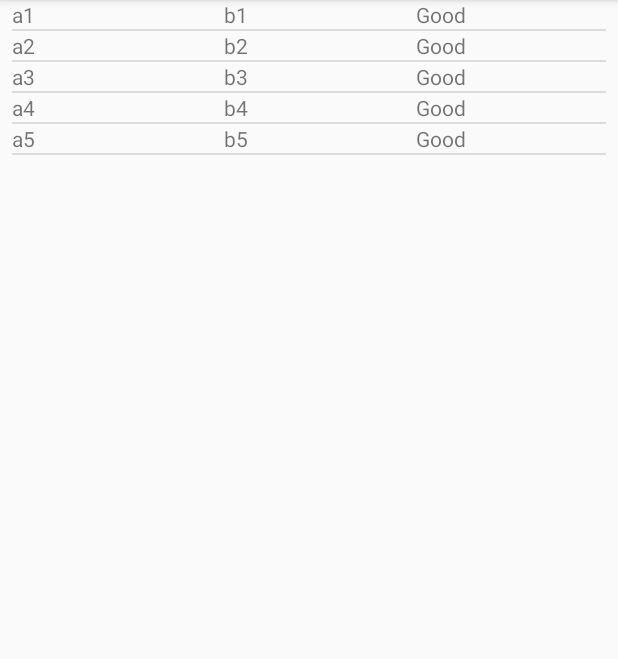
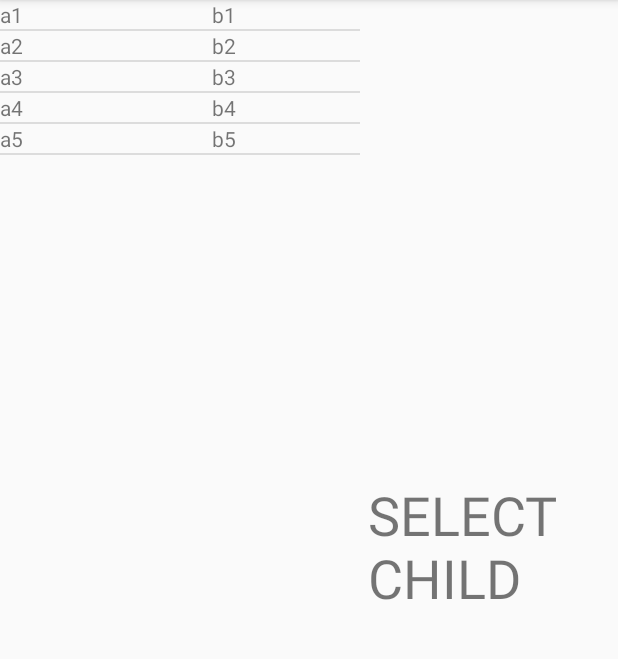
Before and after one commit to tommyyeh0505/AndroidAssignment2, an Android app: the screen it shows after launch (MainActivity), on a phone screen of 412 x 824 dp, the part 84-743 px from its top. Run offline under Robolectric (Android 15) with nearby library versions, the phone set to English and light mode, and no system bars.

Commit message:
implemented fragments

```diff
--- a/app/src/main/AndroidManifest.xml
+++ b/app/src/main/AndroidManifest.xml
@@ -16,10 +16,6 @@
                 <category android:name="android.intent.category.LAUNCHER" />
             </intent-filter>
         </activity>
-        <activity
-            android:name=".ChildInfo"
-            android:label="@string/title_activity_child_info"
-            android:theme="@style/Theme.AppCompat.Light.NoActionBar"></activity>
     </application>
 
 </manifest>
--- /dev/null
+++ b/app/src/main/java/com/example/tommy/assignment2/ChildInfoFragment.java
@@ -0,0 +1,120 @@
+package com.example.tommy.assignment2;
+
+import android.content.Context;
+import android.os.Bundle;
+import android.support.annotation.NonNull;
+import android.support.annotation.Nullable;
+import android.support.v4.app.Fragment;
+import android.util.Log;
+import android.view.LayoutInflater;
+import android.view.View;
+import android.view.ViewGroup;
+import android.widget.Button;
+import android.widget.TextView;
+import android.view.View.OnClickListener;
+
+
+
+public class ChildInfoFragment extends Fragment {
+
+    private static TextView firstName;
+    private static TextView lastName;
+    private static TextView birthDate;
+    private static TextView street;
+    private static TextView city;
+    private static TextView postalCode;
+    private static TextView country;
+    private static TextView latitude;
+    private static TextView longitude;
+    private static TextView isNaughty;
+    private static TextView dateCreated;
+    private static Button delete;
+    private static Button edit;
+    private static TextView selectChild;
+    private static TextView id;
+
+    ChildInfoFragment.ChildInfoListener acitivityInterface;
+
+    public interface ChildInfoListener {
+        public void delete(int id);
+    }
+
+    @Override
+    public void onAttach(Context activity) {
+        super.onAttach(activity);
+        try{
+            acitivityInterface = (ChildInfoListener) activity;
+        } catch (ClassCastException e){
+            throw new ClassCastException(activity.toString());
+        }
+    }
+
+    @Nullable
+    @Override
+    public View onCreateView(@NonNull LayoutInflater inflater, @Nullable ViewGroup container, @Nullable Bundle savedInstanceState) {
+        View view = inflater.inflate(R.layout.child_info_fragment, container, false);
+        id = (TextView) view.findViewById(R.id.child_id);
+        firstName = (TextView) view.findViewById(R.id.first_name);
+        lastName = (TextView) view.findViewById(R.id.last_name);
+        birthDate = (TextView) view.findViewById(R.id.birthDate);
+        street = (TextView) view.findViewById(R.id.street);
+        city = (TextView) view.findViewById(R.id.city);
+        postalCode = (TextView) view.findViewById(R.id.postalCode);
+        country = (TextView) view.findViewById(R.id.country);
+        latitude = (TextView) view.findViewById(R.id.latitude);
+        longitude = (TextView) view.findViewById(R.id.longitude);
+        isNaughty = (TextView) view.findViewById(R.id.is_naughty);
+        dateCreated = (TextView) view.findViewById(R.id.dateCreated);
+        delete = (Button) view.findViewById(R.id.delete_button);
+        selectChild = (TextView) view.findViewById(R.id.select_child_textview);
+
+        delete.setOnClickListener(
+                new View.OnClickListener(){
+                    public void onClick(View v){
+                        acitivityInterface.delete(Integer.parseInt(id.getText().toString()) );
+                        clearAllText();
+                    }
+                }
+        );
+        return view;
+    }
+
+    public void clearAllText(){
+        id.setText("");
+        selectChild.setText("SELECT CHILD");
+        firstName.setText("");
+        lastName.setText("");
+        birthDate.setText("");
+        street.setText("");
+        city.setText("");
+        postalCode.setText("");
+        country.setText("");
+        latitude.setText("");
+        longitude.setText("");
+        isNaughty.setText("");
+        dateCreated.setText("");
+        delete.setVisibility(View.INVISIBLE);
+
+    }
+
+    public void setChild(Child c){
+        delete.setVisibility(View.VISIBLE);
+        id.setText(Integer.toString(c.getId()));
+        selectChild.setText("");
+        firstName.setText("First Name: " + c.getFirstName());
+        lastName.setText("Last Name: " + c.getLastName());
+        birthDate.setText("BirthDate: " + c.getBirthDate());
+        street.setText(c.getStreet());
+        city.setText(c.getCity());
+        postalCode.setText(c.getPostalCode());
+        country.setText(c.getCountry());
+        latitude.setText("Latitude: " + Integer.toString(c.getLatitude()));
+        longitude.setText("Longitude: " + Integer.toString(c.getLongitude()));
+        if(c.getIsNaughty()){
+            isNaughty.setText("Naughty");
+        } else {
+            isNaughty.setText("Good");
+        }
+        dateCreated.setText("Date Created: " + c.getDateCreated());
+    }
+}
--- /dev/null
+++ b/app/src/main/java/com/example/tommy/assignment2/ChildListFragment.java
@@ -0,0 +1,73 @@
+package com.example.tommy.assignment2;
+
+import android.app.Activity;
+import android.content.Context;
+import android.content.Intent;
+import android.os.Bundle;
+import android.support.annotation.NonNull;
+import android.support.annotation.Nullable;
+import android.support.v4.app.Fragment;
+import android.util.Log;
+import android.view.LayoutInflater;
+import android.view.View;
+import android.view.ViewGroup;
+import android.widget.AdapterView;
+import android.widget.ListView;
+import android.widget.AdapterView.OnItemClickListener;
+
+import java.util.ArrayList;
+import java.util.Arrays;
+
+
+public class ChildListFragment extends Fragment {
+
+    private static ListView childListView;
+
+    ChildListListener acitivityInterface;
+
+    public interface ChildListListener {
+        public void selectChild(Child c);
+    }
+
+    @Override
+    public void onAttach(Context activity) {
+        super.onAttach(activity);
+        try{
+            acitivityInterface = (ChildListListener) activity;
+        } catch (ClassCastException e){
+            throw new ClassCastException(activity.toString());
+        }
+    }
+
+    @Nullable
+    @Override
+    public View onCreateView(@NonNull LayoutInflater inflater, @Nullable ViewGroup container, @Nullable Bundle savedInstanceState) {
+        View view = inflater.inflate(R.layout.child_list_fragment, container, false);
+
+        childListView = (ListView) view.findViewById(R.id.children_list);
+
+
+        return view;
+    }
+
+
+    public void setList(ArrayList<Child> list){
+        final ArrayList<Child> childList = list;
+        Log.e("2", Arrays.asList(list).toString());
+        ChildAdapter arrayAdapter = new ChildAdapter(getActivity(), childList);
+        childListView.setAdapter(arrayAdapter);
+
+        childListView.setOnItemClickListener(new OnItemClickListener() {
+            @Override
+            public void onItemClick(AdapterView<?> adapter, View v, int position, long pos) {
+
+                Child c = childList.get(position);
+                Log.e("C info", c.toString());
+                acitivityInterface.selectChild(c);
+                }
+        });
+
+    }
+
+
+}
--- a/app/src/main/java/com/example/tommy/assignment2/MainActivity.java
+++ b/app/src/main/java/com/example/tommy/assignment2/MainActivity.java
@@ -17,64 +17,46 @@ import android.widget.AdapterView.OnItemClickListener;
 
 
 
-public class MainActivity extends AppCompatActivity {
+public class MainActivity extends AppCompatActivity implements ChildListFragment.ChildListListener, ChildInfoFragment.ChildInfoListener {
+    SQLHelper db;
+
+    @Override
+    public void delete(int i) {
+        db.deleteChild(i);
+        refresh();
+    }
+
+    @Override
+    public void selectChild(Child c){
+        ChildInfoFragment frag = (ChildInfoFragment) getSupportFragmentManager().findFragmentById(R.id.child_info_fragment);
+        frag.setChild(c);
+    }
+
+
     @Override
     protected void onCreate(Bundle savedInstanceState) {
         super.onCreate(savedInstanceState);
         Log.e("1", "IN ONCREATE");
         setContentView(R.layout.activity_main);
-
+        //APPBAR
         Toolbar myToolbar = (Toolbar) findViewById(R.id.my_toolbar);
         setSupportActionBar(myToolbar);
-
-
         //CHILDREN LIST
-        SQLHelper db = new SQLHelper(this);
+        db = new SQLHelper(this);
 
         if (db.getChildren().size() == 0) {
             for (Child c : Child.CHILDREN) {
                 db.insertChild(c);
             }
         }
+        refresh();
 
+    }
 
-
-        Log.e("2", "Created DATABASE");
-        ListView list_children = (ListView) findViewById(R.id.children_list);
-        final ArrayList<Child> children = db.getChildren();
-        String[] childrenNames = new String[db.getChildren().size()];
-        for (int i = 0; i < db.getChildren().size(); i++) {
-            childrenNames[i] = children.get(i).toString();
-        }
-        Log.e("2", Arrays.asList(children).toString());
-        ChildAdapter arrayAdapter = new ChildAdapter(this, children);
-        list_children.setAdapter(arrayAdapter);
-
-        list_children.setOnItemClickListener(new OnItemClickListener() {
-            @Override
-            public void onItemClick(AdapterView<?> adapter, View v, int position, long pos) {
-
-                Intent intent = new Intent(MainActivity.this, ChildInfo.class);
-                Child c = children.get(position);
-                Log.e("C info", c.toString());
-                intent.putExtra("firstName", c.getFirstName());
-                intent.putExtra("id", c.getId());
-                intent.putExtra("lastName", c.getLastName());
-                intent.putExtra("isNaughty", c.getIsNaughty());
-                intent.putExtra("birthDate", c.getBirthDate());
-                intent.putExtra("street", c.getIsNaughty());
-                intent.putExtra("city", c.getCity());
-                intent.putExtra("province", c.getProvince());
-                intent.putExtra("postalCode", c.getPostalCode());
-                intent.putExtra("country", c.getCountry());
-                intent.putExtra("latitude", c.getLatitude());
-                intent.putExtra("longitude", c.getLongitude());
-                intent.putExtra("dateCreated", c.getDateCreated());
-
-                startActivity(intent);
-                finish();
-            }
-        });
+    public void refresh(){
+        ChildListFragment listFrag = (ChildListFragment) getSupportFragmentManager().findFragmentById(R.id.child_list_fragment);
+        ArrayList<Child> children = db.getChildren();
+        listFrag.setList(children);
     }
 
     @Override
--- a/app/src/main/res/layout/activity_main.xml
+++ b/app/src/main/res/layout/activity_main.xml
@@ -1,22 +1,10 @@
 <?xml version="1.0" encoding="utf-8"?>
-<android.support.constraint.ConstraintLayout xmlns:android="http://schemas.android.com/apk/res/android"
+<RelativeLayout xmlns:android="http://schemas.android.com/apk/res/android"
     xmlns:app="http://schemas.android.com/apk/res-auto"
     xmlns:tools="http://schemas.android.com/tools"
     android:layout_width="match_parent"
     android:layout_height="match_parent"
     tools:context=".MainActivity">
-
-    <ListView
-        android:id="@+id/children_list"
-        android:layout_width="match_parent"
-        android:layout_height="505dp"
-        android:layout_marginStart="8dp"
-        android:layout_marginTop="56dp"
-        android:layout_marginEnd="8dp"
-        app:layout_constraintEnd_toEndOf="parent"
-        app:layout_constraintHorizontal_bias="0.0"
-        app:layout_constraintStart_toStartOf="parent"
-        app:layout_constraintTop_toTopOf="parent" />
 
     <android.support.v7.widget.Toolbar
         android:id="@+id/my_toolbar"
@@ -27,4 +15,25 @@
         android:theme="@style/ThemeOverlay.AppCompat.ActionBar"
         app:popupTheme="@style/ThemeOverlay.AppCompat.Light" />
 
-</android.support.constraint.ConstraintLayout>
+    <fragment
+        android:id="@+id/child_list_fragment"
+        android:name="com.example.tommy.assignment2.ChildListFragment"
+        android:layout_width="240dp"
+        android:layout_height="455dp"
+        android:layout_below="@+id/my_toolbar"
+        android:layout_alignParentStart="true"
+        android:layout_marginStart="0dp"
+        android:layout_marginTop="0dp" />
+
+    <fragment
+        android:id="@+id/child_info_fragment"
+        android:name="com.example.tommy.assignment2.ChildInfoFragment"
+        android:layout_width="696dp"
+        android:layout_height="455dp"
+        android:layout_below="@+id/my_toolbar"
+        android:layout_marginStart="5dp"
+        android:layout_marginTop="0dp"
+        android:layout_toEndOf="@+id/child_list_fragment" />
+
+
+</RelativeLayout>
--- /dev/null
+++ b/app/src/main/res/layout/child_info_fragment.xml
@@ -0,0 +1,103 @@
+<?xml version="1.0" encoding="utf-8"?>
+<RelativeLayout xmlns:android="http://schemas.android.com/apk/res/android"
+    android:layout_width="match_parent"
+    android:layout_height="match_parent">
+
+    <LinearLayout
+        android:layout_width="match_parent"
+        android:layout_height="match_parent"
+        android:layout_alignParentStart="true"
+        android:layout_alignParentTop="true"
+        android:layout_alignParentBottom="true"
+        android:layout_marginTop="0dp"
+        android:layout_marginBottom="0dp"
+        android:orientation="vertical">
+
+        <TextView
+            android:id="@+id/child_id"
+            android:layout_width="match_parent"
+            android:layout_height="wrap_content" />
+
+        <TextView
+            android:id="@+id/first_name"
+            android:layout_width="match_parent"
+            android:layout_height="wrap_content" />
+
+        <TextView
+            android:id="@+id/last_name"
+            android:layout_width="match_parent"
+            android:layout_height="wrap_content" />
+
+        <TextView
+            android:id="@+id/is_naughty"
+            android:layout_width="match_parent"
+            android:layout_height="wrap_content" />
+
+        <TextView
+            android:id="@+id/birthDate"
+            android:layout_width="match_parent"
+            android:layout_height="wrap_content" />
+
+        <TextView
+            android:id="@+id/street"
+            android:layout_width="match_parent"
+            android:layout_height="wrap_content" />
+
+        <TextView
+            android:id="@+id/city"
+            android:layout_width="match_parent"
+            android:layout_height="wrap_content" />
+
+        <TextView
+            android:id="@+id/province"
+            android:layout_width="match_parent"
+            android:layout_height="wrap_content" />
+
+        <TextView
+            android:id="@+id/postalCode"
+            android:layout_width="match_parent"
+            android:layout_height="wrap_content" />
+
+        <TextView
+            android:id="@+id/country"
+            android:layout_width="match_parent"
+            android:layout_height="wrap_content" />
+
+        <TextView
+            android:id="@+id/latitude"
+            android:layout_width="match_parent"
+            android:layout_height="wrap_content" />
+
+        <TextView
+            android:id="@+id/longitude"
+            android:layout_width="match_parent"
+            android:layout_height="wrap_content" />
+
+        <TextView
+            android:id="@+id/dateCreated"
+            android:layout_width="match_parent"
+            android:layout_height="wrap_content" />
+
+        <Button
+            android:id="@+id/delete_button"
+            android:layout_width="wrap_content"
+            android:layout_height="wrap_content"
+            android:text="DELETE CHILD"
+            android:visibility="invisible"/>
+
+        <TextView
+            android:id="@+id/textView"
+            android:layout_width="match_parent"
+            android:layout_height="wrap_content" />
+
+        <TextView
+            android:id="@+id/select_child_textview"
+            android:layout_width="match_parent"
+            android:layout_height="wrap_content"
+            android:text="SELECT CHILD"
+            android:textSize="36sp" />
+
+    </LinearLayout>
+
+
+</RelativeLayout>
--- /dev/null
+++ b/app/src/main/res/layout/child_list_fragment.xml
@@ -0,0 +1,21 @@
+<?xml version="1.0" encoding="utf-8"?>
+<RelativeLayout
+
+    xmlns:android="http://schemas.android.com/apk/res/android"
+    xmlns:app="http://schemas.android.com/apk/res-auto"
+    xmlns:tools="http://schemas.android.com/tools"
+    android:layout_width="wrap_content"
+    android:layout_height="wrap_content"
+    android:layout_centerHorizontal="true">
+
+    <ListView
+        android:id="@+id/children_list"
+        android:layout_width="match_parent"
+        android:layout_height="match_parent"
+        android:layout_alignParentEnd="true"
+        app:layout_constraintEnd_toEndOf="parent"
+        app:layout_constraintHorizontal_bias="0.0"
+        app:layout_constraintStart_toStartOf="parent"
+        app:layout_constraintTop_toTopOf="parent" />
+
+</RelativeLayout>
```
Also changed, not shown: app/src/main/java/com/example/tommy/assignment2/ChildInfo.java (deleted, +0 -89 lines), app/src/main/java/com/example/tommy/assignment2/SQLHelper2.java (deleted, +0 -64 lines), app/src/main/res/layout/activity_child_info.xml (+0 -70 lines).
